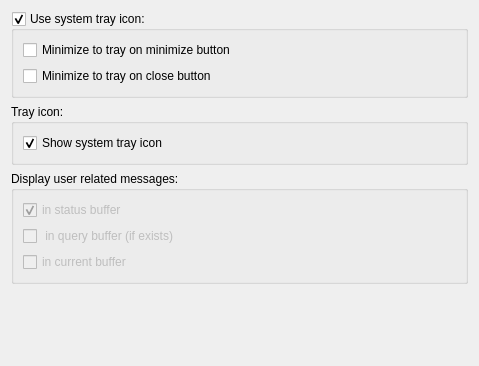
Above: src/qtui/settingspages/generalsettingspage.ui from quassel/quassel before the change. Below: the same form after it.
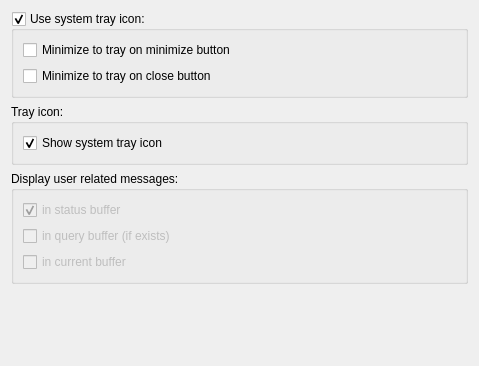
That is the form after the change.

```diff
--- a/src/qtui/settingspages/generalsettingspage.ui
+++ b/src/qtui/settingspages/generalsettingspage.ui
@@ -83,7 +83,7 @@
          <bool>false</bool>
         </property>
         <property name="text" >
-         <string> in query buffer (if exists)</string>
+         <string>in query buffer (if exists)</string>
         </property>
        </widget>
       </item>
```
Left out of the diff: 2 changed lines with no effect on the pictures.
